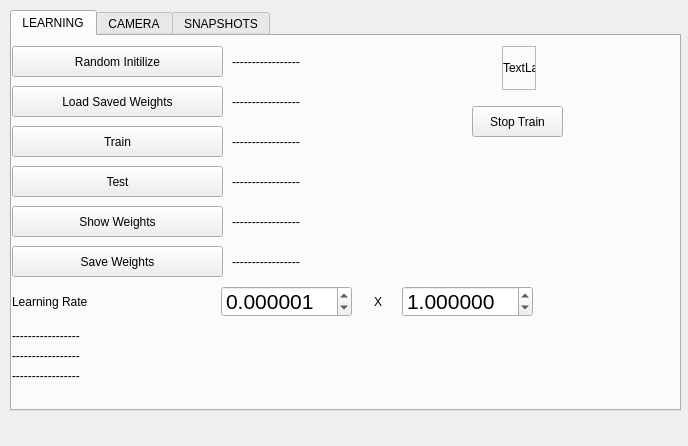
This is mainwindow.ui in ahmetcihan/hand_recognition as Qt 5 draws it before an edit. The edited form follows.
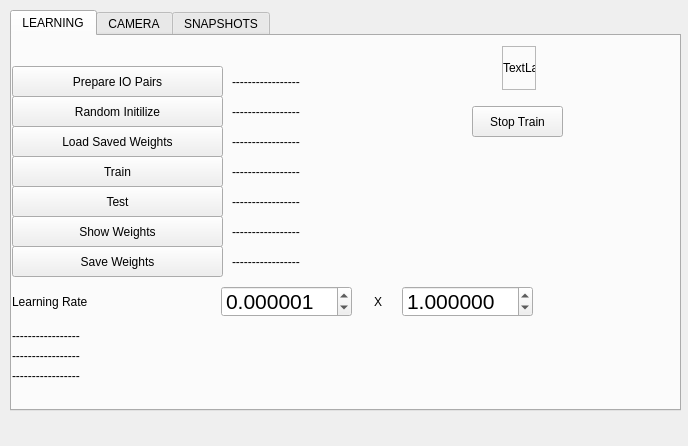
This is the edited form. The open tabs and pages were chosen to show the change.

Commit message: prepare ios func is seperated

The edit to the form file:
```diff
--- a/mainwindow.ui
+++ b/mainwindow.ui
@@ -73,7 +73,7 @@
       <property name="geometry">
        <rect>
         <x>0</x>
-        <y>90</y>
+        <y>120</y>
         <width>211</width>
         <height>31</height>
        </rect>
@@ -99,7 +99,7 @@
       <property name="geometry">
        <rect>
         <x>0</x>
-        <y>50</y>
+        <y>90</y>
         <width>211</width>
         <height>31</height>
        </rect>
@@ -112,7 +112,7 @@
       <property name="geometry">
        <rect>
         <x>220</x>
-        <y>50</y>
+        <y>90</y>
         <width>200</width>
         <height>31</height>
        </rect>
@@ -125,7 +125,7 @@
       <property name="geometry">
        <rect>
         <x>220</x>
-        <y>170</y>
+        <y>180</y>
         <width>200</width>
         <height>31</height>
        </rect>
@@ -138,7 +138,7 @@
       <property name="geometry">
        <rect>
         <x>0</x>
-        <y>170</y>
+        <y>180</y>
         <width>211</width>
         <height>31</height>
        </rect>
@@ -167,7 +167,7 @@
       <property name="geometry">
        <rect>
         <x>220</x>
-        <y>130</y>
+        <y>150</y>
         <width>200</width>
         <height>31</height>
        </rect>
@@ -180,7 +180,7 @@
       <property name="geometry">
        <rect>
         <x>220</x>
-        <y>10</y>
+        <y>60</y>
         <width>200</width>
         <height>31</height>
        </rect>
@@ -193,7 +193,7 @@
       <property name="geometry">
        <rect>
         <x>220</x>
-        <y>90</y>
+        <y>120</y>
         <width>200</width>
         <height>31</height>
        </rect>
@@ -273,7 +273,7 @@
       <property name="geometry">
        <rect>
         <x>0</x>
-        <y>130</y>
+        <y>150</y>
         <width>211</width>
         <height>31</height>
        </rect>
@@ -286,7 +286,7 @@
       <property name="geometry">
        <rect>
         <x>0</x>
-        <y>10</y>
+        <y>60</y>
         <width>211</width>
         <height>31</height>
        </rect>
@@ -350,6 +350,32 @@
        </property>
       </widget>
      </widget>
+     <widget class="QLabel" name="label_76800_1024_1024_6_prepare_io">
+      <property name="geometry">
+       <rect>
+        <x>220</x>
+        <y>30</y>
+        <width>200</width>
+        <height>31</height>
+       </rect>
+      </property>
+      <property name="text">
+       <string>-----------------</string>
+      </property>
+     </widget>
+     <widget class="QPushButton" name="pushButton_76800_1024_1024_6_prepare_io">
+      <property name="geometry">
+       <rect>
+        <x>0</x>
+        <y>30</y>
+        <width>211</width>
+        <height>31</height>
+       </rect>
+      </property>
+      <property name="text">
+       <string>Prepare IO Pairs</string>
+      </property>
+     </widget>
     </widget>
     <widget class="QWidget" name="tab_2">
      <attribute name="title">
```
Left out of the diff: 2 changed lines with no effect on the pictures. The commit also changes 3 other files.
